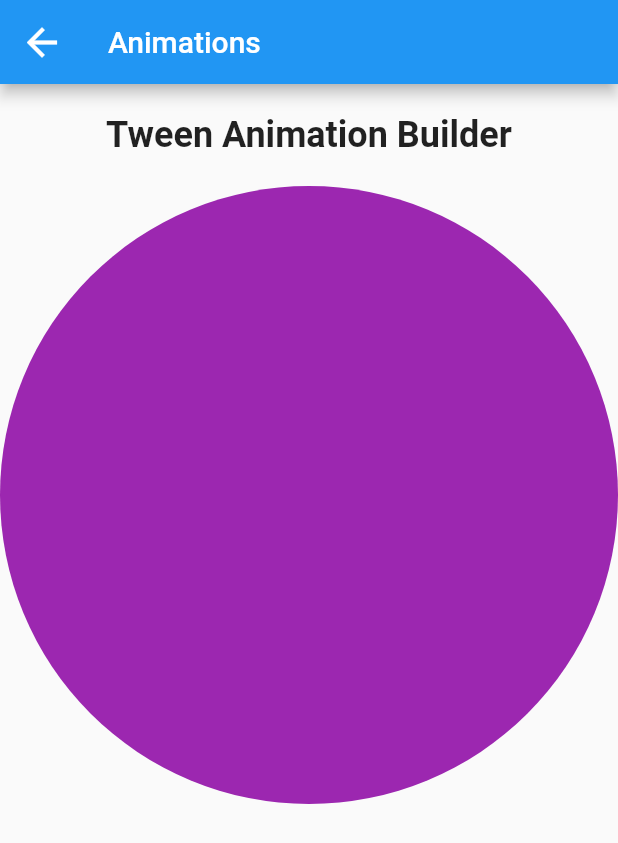
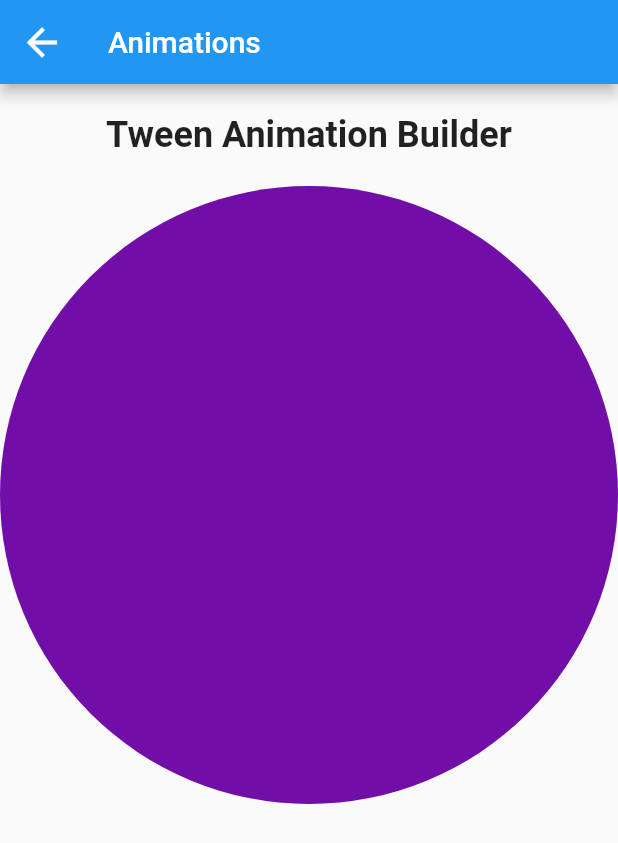
Before and after one commit to alxayeed/flutter-animation-graphics, a Flutter app: the TweenAnimationBuilderScreen screen opened directly, on a phone screen of 412 x 824 dp. Shown: the top 843 px of the screen. Run offline on Flutter 3.47's test engine with Material 2 defaults, Android fonts, the phone set to English and light mode, and no system bars.

Commit message:
Add: color changing added with TweenAnimationBuilder, ColorTween and ColorFiltered

```diff
--- a/lib/screens/tween_animation_builder_screen.dart
+++ b/lib/screens/tween_animation_builder_screen.dart
@@ -1,13 +1,15 @@
 import 'package:flutter/material.dart';
+import 'dart:math' as math;
 
 class TweenAnimationBuilderScreen extends StatefulWidget {
   const TweenAnimationBuilderScreen({Key? key}) : super(key: key);
 
   @override
-  State<TweenAnimationBuilderScreen> createState() => _TweenAnimationBuilderScreenState();
+  State<TweenAnimationBuilderScreen> createState() =>
+      _TweenAnimationBuilderScreenState();
 }
 
-class CircleClipper extends CustomClipper<Path>{
+class CircleClipper extends CustomClipper<Path> {
   const CircleClipper();
 
   @override
@@ -15,8 +17,8 @@ class CircleClipper extends CustomClipper<Path>{
     var path = Path();
 
     var rect = Rect.fromCircle(
-        center: Offset(size.width / 2, size.height / 2),
-        radius: size.width / 2,
+      center: Offset(size.width / 2, size.height / 2),
+      radius: size.width / 2,
     );
 
     path.addOval(rect);
@@ -26,13 +28,18 @@ class CircleClipper extends CustomClipper<Path>{
 
   @override
   bool shouldReclip(covariant CustomClipper<Path> oldClipper) => false;
-
 }
 
-class _TweenAnimationBuilderScreenState extends State<TweenAnimationBuilderScreen> {
+Color getRandomColor() {
+  return Color(0xFF000000 + math.Random().nextInt(0x00FFFFFF));
+}
+
+class _TweenAnimationBuilderScreenState
+    extends State<TweenAnimationBuilderScreen> {
   @override
   Widget build(BuildContext context) {
-    double _heightAndWidth = MediaQuery.of(context).size.width;
+    double heightAndWidth = MediaQuery.of(context).size.width;
+    Color color = getRandomColor();
 
     return Scaffold(
       appBar: AppBar(
@@ -62,12 +69,32 @@ class _TweenAnimationBuilderScreenState extends State<TweenAnimationBuilderScree
           ClipPath(
             clipper: const CircleClipper(),
             child: Center(
+                child: TweenAnimationBuilder(
+              tween: ColorTween(
+                begin: getRandomColor() ,
+                end: color,
+              ),
+              onEnd: (){
+                setState(() {
+                  color = getRandomColor();
+                });
+              },
+              duration: const Duration(seconds: 1),
               child: Container(
-                height: _heightAndWidth,
-                width: _heightAndWidth,
-                color: Colors.purple,
+                height: heightAndWidth,
+                width: heightAndWidth,
+                color: Colors.red,
               ),
-            ),
+              builder: (BuildContext context, Color? value, Widget? child) {
+                return ColorFiltered(
+                  colorFilter: ColorFilter.mode(
+                    value!,
+                    BlendMode.srcATop,
+                  ),
+                  child: child,
+                );
+              },
+            )),
           )
         ],
       ),
```
